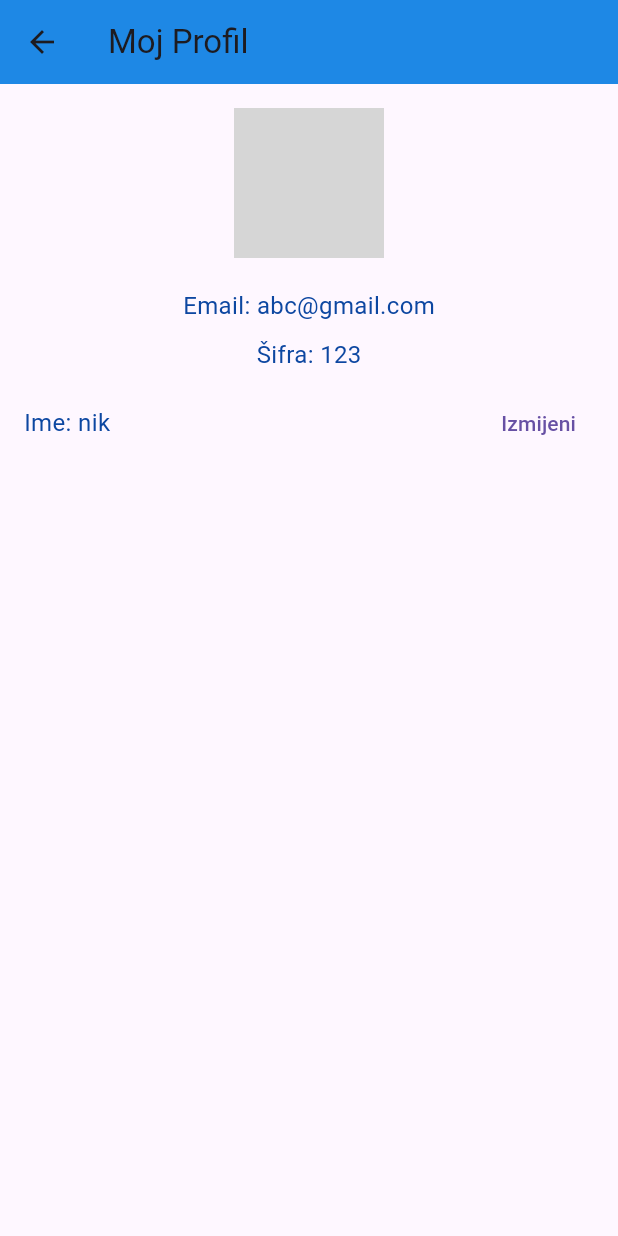
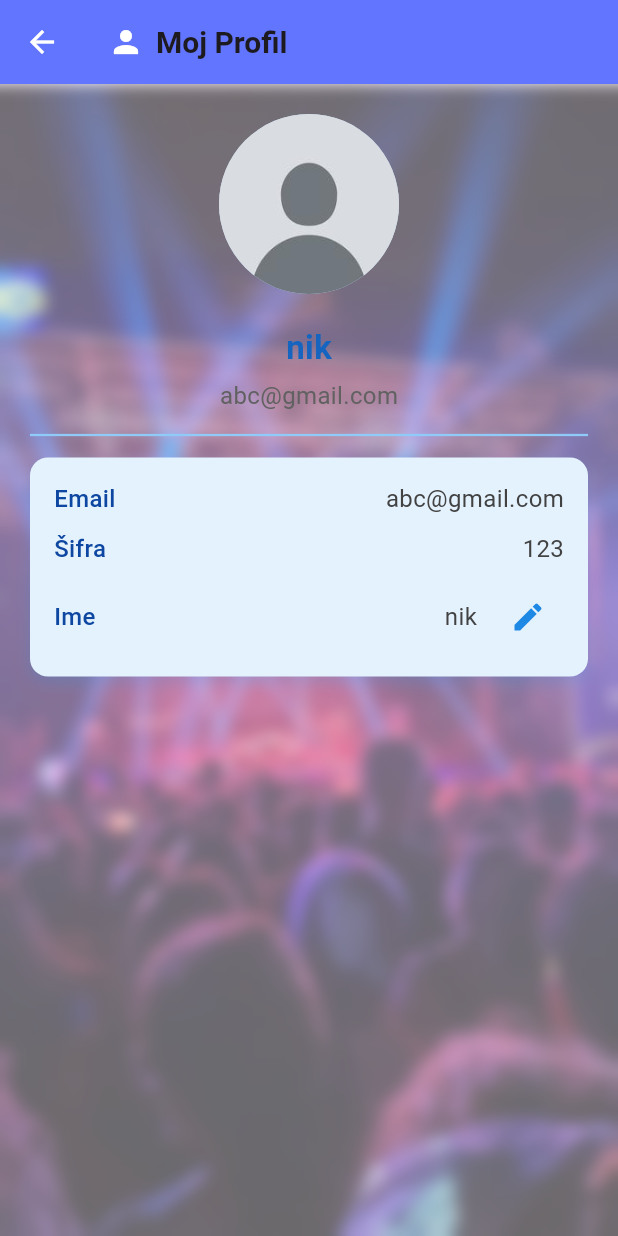
Before and after one commit to Nixzzyyyy/CGkompas, a Flutter app: the UserProfilePage screen opened directly, on a phone screen of 412 x 824 dp. Run offline on Flutter 3.47's test engine with Material 3 defaults, Android fonts, the phone set to English and light mode, and no system bars; grey boxes are pictures that could not be loaded.

Commit message:
profil uredjenje

```diff
--- a/lib/HomeScreen.dart
+++ b/lib/HomeScreen.dart
@@ -214,7 +214,7 @@ class _HomeScreenState extends State<HomeScreen> {
                 ),
                 SizedBox(height: 4),
                 Text(
-                  'ashfak@email.com',
+                  'abc@email.com',
                   style: TextStyle(
                     color: Colors.white70,
                     fontSize: 14,
@@ -229,10 +229,15 @@ class _HomeScreenState extends State<HomeScreen> {
         leading: Icon(Icons.person),
         title: Text('Moj profil'),
         onTap: () {
-          UserProfilePage(
-            email: "abc@gmail.com",
-            password: "123",
-            username: "nik"
+          Navigator.push(
+            context,
+            MaterialPageRoute(
+              builder: (context) => UserProfilePage(
+                email: "abc@gmail.com",
+                password: "123",
+                username: "nik",
+                ),
+                ),
             );
         },
       ),
--- a/lib/profile.dart
+++ b/lib/profile.dart
@@ -1,4 +1,5 @@
 import 'package:flutter/material.dart';
+import 'dart:ui';
 
 class UserProfilePage extends StatefulWidget {
   final String email;
@@ -30,45 +31,90 @@ class _UserProfilePageState extends State<UserProfilePage> {
   Widget build(BuildContext context) {
     return Scaffold(
       appBar: AppBar(
+        elevation: 0,
+        backgroundColor: const Color.fromARGB(255, 98, 117, 255),
+        title: Row(
+          children: [
+            Icon(Icons.person, color: Colors.white),
+            SizedBox(width: 8),
+            Text(
+              'Moj Profil',
+              style: TextStyle(fontSize: 20, fontWeight: FontWeight.w600),
+            ),
+          ],
+        ),
         leading: IconButton(
-          icon: Icon(Icons.arrow_back),
+          icon: Icon(Icons.arrow_back, color: Colors.white),
           onPressed: () {
             Navigator.pop(context);
           },
         ),
-        title: Text('Moj Profil'),
-        backgroundColor: Colors.blue[600],
       ),
-      body: Padding(
-        padding: const EdgeInsets.all(16.0),
+      body: Stack(
+        children: [
+          Container(
+            decoration: BoxDecoration(
+              image: DecorationImage(
+                image: AssetImage('assets/images/bg.jpg'),
+                fit: BoxFit.cover,
+                colorFilter: ColorFilter.mode(
+                  Colors.white.withOpacity(0.4),
+                  BlendMode.lighten,
+                ),
+              ),
+            ),
+          ),
+          BackdropFilter(
+            filter: ImageFilter.blur(sigmaX: 5, sigmaY: 5),
+            child: SingleChildScrollView(
+              child: Padding(
+                padding: const EdgeInsets.all(20.0),
                 child: Column(
                   crossAxisAlignment: CrossAxisAlignment.center,
                   children: [
                     CircleAvatar(
-              radius: 50,
-              backgroundImage: AssetImage('assets/profile_placeholder.png'), // Ubaci sliku ovde
+                      radius: 60,
+                      backgroundImage: AssetImage('assets/images/user.jpg'),
                       backgroundColor: Colors.blue[100],
                     ),
                     SizedBox(height: 20),
                     Text(
-              'Email: ${widget.email}',
-              style: TextStyle(fontSize: 16, color: Colors.blue[900]),
+                      username,
+                      style: TextStyle(
+                        fontSize: 22,
+                        fontWeight: FontWeight.bold,
+                        color: Colors.blue[800],
                       ),
+                    ),
+                    SizedBox(height: 5),
+                    Text(
+                      widget.email,
+                      style: TextStyle(
+                        fontSize: 16,
+                        color: Colors.grey[700],
+                      ),
+                    ),
+                    Divider(height: 30, thickness: 1.5, color: Colors.blue[200]),
+                    Container(
+                      padding: const EdgeInsets.all(16),
+                      decoration: BoxDecoration(
+                        color: Colors.blue[50],
+                        borderRadius: BorderRadius.circular(12),
+                        boxShadow: [
+                          BoxShadow(
+                            color: Colors.blue.withOpacity(0.2),
+                            blurRadius: 8,
+                            offset: Offset(0, 4),
+                          ),
+                        ],
+                      ),
+                      child: Column(
+                        children: [
+                          _buildProfileRow('Email', widget.email),
                           SizedBox(height: 10),
-            Text(
-              'Šifra: ${widget.password}',
-              style: TextStyle(fontSize: 16, color: Colors.blue[900]),
-            ),
+                          _buildProfileRow('Šifra', widget.password),
                           SizedBox(height: 10),
-            Row(
-              mainAxisAlignment: MainAxisAlignment.spaceBetween,
-              children: [
-                Text(
-                  'Ime: $username',
-                  style: TextStyle(fontSize: 16, color: Colors.blue[900]),
-                ),
-                TextButton(
-                  onPressed: () async {
+                          _buildEditableRow('Ime', username, onEdit: () async {
                             final newName = await showDialog<String>(
                               context: context,
                               builder: (context) {
@@ -98,18 +144,61 @@ class _UserProfilePageState extends State<UserProfilePage> {
                                 );
                               },
                             );
-
                             if (newName != null && newName.isNotEmpty) {
                               _updateUsername(newName);
                             }
-                  },
-                  child: Text('Izmijeni'),
+                          }),
+                        ],
+                      ),
+                    ),
+                  ],
+                ),
+              ),
+            ),
+          ),
+        ],
+      ),
+    );
+  }
+
+  Widget _buildProfileRow(String title, String value) {
+    return Row(
+      mainAxisAlignment: MainAxisAlignment.spaceBetween,
+      children: [
+        Text(
+          title,
+          style: TextStyle(fontSize: 16, fontWeight: FontWeight.w500, color: Colors.blue[900]),
+        ),
+        Text(
+          value,
+          style: TextStyle(fontSize: 16, color: Colors.grey[800]),
+        ),
+      ],
+    );
+  }
+
+  Widget _buildEditableRow(String title, String value, {required VoidCallback onEdit}) {
+    return Row(
+      mainAxisAlignment: MainAxisAlignment.spaceBetween,
+      children: [
+        Text(
+          title,
+          style: TextStyle(fontSize: 16, fontWeight: FontWeight.w500, color: Colors.blue[900]),
+        ),
+        Row(
+          children: [
+            Text(
+              value,
+              style: TextStyle(fontSize: 16, color: Colors.grey[800]),
+            ),
+            SizedBox(width: 10),
+            IconButton(
+              icon: Icon(Icons.edit, color: Colors.blue[600]),
+              onPressed: onEdit,
             ),
           ],
         ),
       ],
-        ),
-      ),
     );
   }
 }
```
Lines whose indentation alone changed are shown as unchanged.
